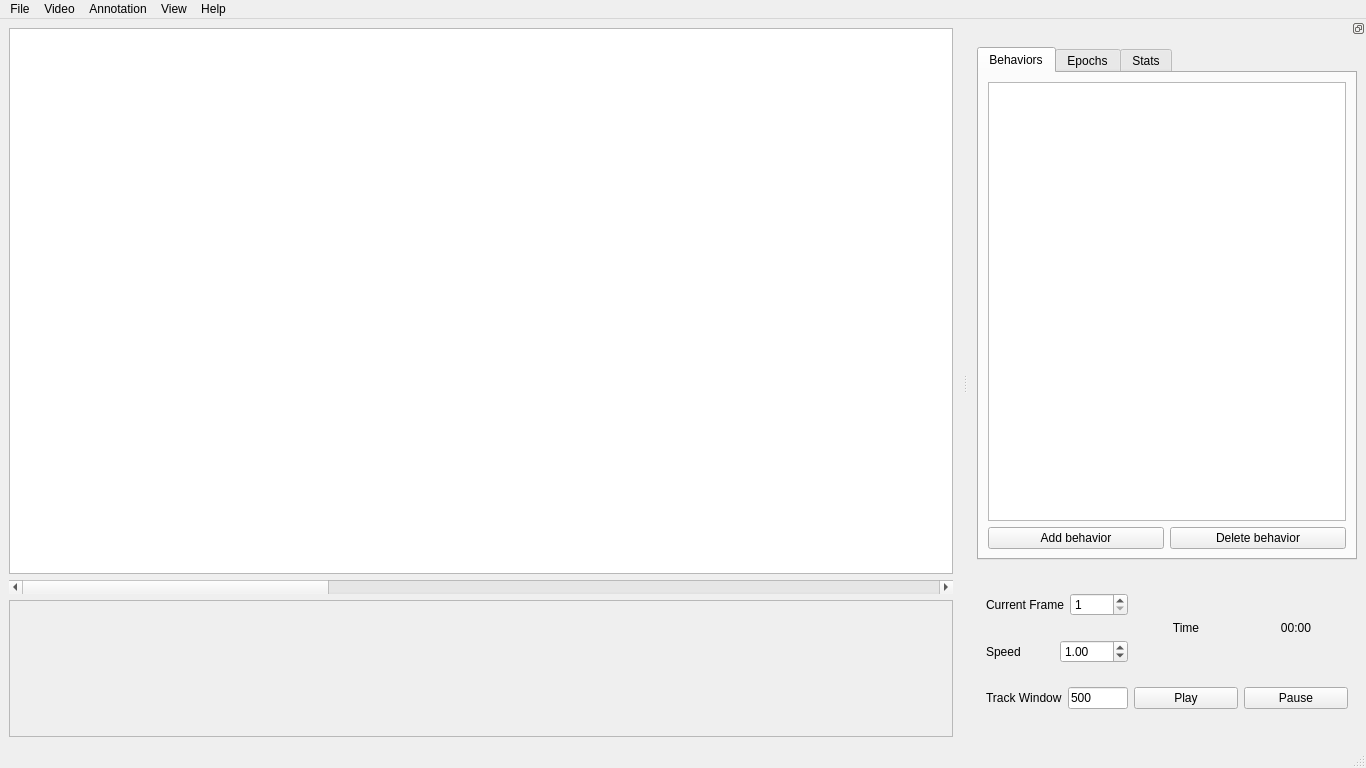
Old version of the form main-window.ui in the repository hsingchien/Bannotator.
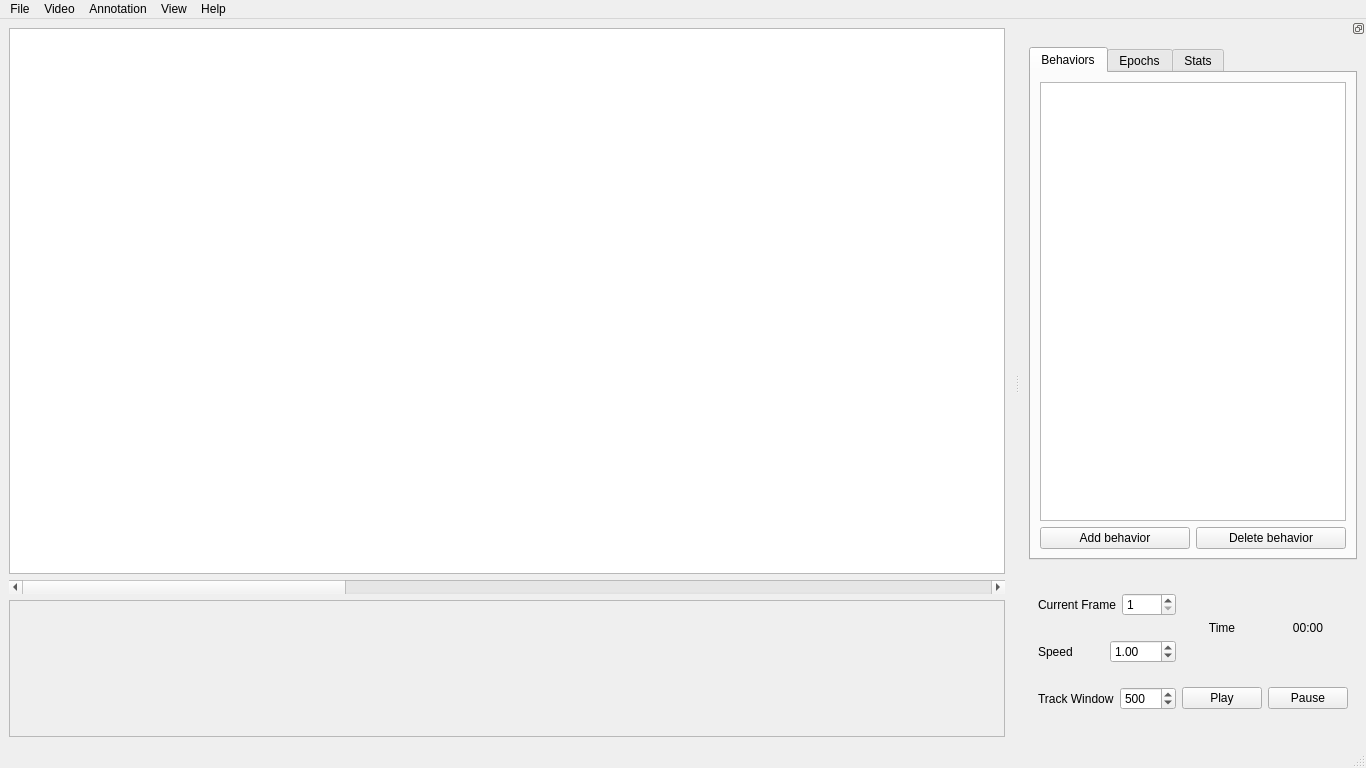
New version of the form. Custom widgets are drawn as their Qt base class.

The edit to the form file:
```diff
--- a/main-window.ui
+++ b/main-window.ui
@@ -14,6 +14,12 @@
    <string>MainWindow</string>
   </property>
   <widget class="QWidget" name="centralwidget">
+   <property name="sizePolicy">
+    <sizepolicy hsizetype="Preferred" vsizetype="Preferred">
+     <horstretch>1</horstretch>
+     <verstretch>0</verstretch>
+    </sizepolicy>
+   </property>
    <layout class="QHBoxLayout" name="horizontalLayout_2" stretch="2">
     <item>
      <layout class="QVBoxLayout" name="display_layout" stretch="16,2,4">
@@ -116,6 +122,12 @@
   </widget>
   <widget class="QStatusBar" name="statusbar"/>
   <widget class="QDockWidget" name="dockWidget">
+   <property name="sizePolicy">
+    <sizepolicy hsizetype="Minimum" vsizetype="Preferred">
+     <horstretch>0</horstretch>
+     <verstretch>0</verstretch>
+    </sizepolicy>
+   </property>
    <property name="floating">
     <bool>false</bool>
    </property>
@@ -129,6 +141,12 @@
     <number>2</number>
    </attribute>
    <widget class="QWidget" name="dockWidgetContents">
+    <property name="sizePolicy">
+     <sizepolicy hsizetype="MinimumExpanding" vsizetype="Preferred">
+      <horstretch>0</horstretch>
+      <verstretch>0</verstretch>
+     </sizepolicy>
+    </property>
     <layout class="QHBoxLayout" name="horizontalLayout_11">
      <item>
       <layout class="QVBoxLayout" name="control_layout" stretch="3,1">
@@ -153,8 +171,14 @@
           <layout class="QVBoxLayout" name="verticalLayout_2">
            <item>
             <widget class="GenericTableView" name="behavior_table">
+             <property name="sizePolicy">
+              <sizepolicy hsizetype="Expanding" vsizetype="Expanding">
+               <horstretch>0</horstretch>
+               <verstretch>0</verstretch>
+              </sizepolicy>
+             </property>
              <property name="horizontalScrollBarPolicy">
-              <enum>Qt::ScrollBarAsNeeded</enum>
+              <enum>Qt::ScrollBarAlwaysOff</enum>
              </property>
             </widget>
            </item>
@@ -329,12 +353,15 @@
                 </widget>
                </item>
                <item>
-                <widget class="IntLineEdit" name="trackwindow_lineEdit">
-                 <property name="text">
-                  <string>500</string>
+                <widget class="QSpinBox" name="track_window_spinbox">
+                 <property name="minimum">
+                  <number>1</number>
                  </property>
-                 <property name="maxLength">
-                  <number>6</number>
+                 <property name="maximum">
+                  <number>1000</number>
+                 </property>
+                 <property name="value">
+                  <number>500</number>
                  </property>
                 </widget>
                </item>
@@ -420,14 +447,6 @@
    <extends>QTableView</extends>
    <header>dataview</header>
   </customwidget>
-  <customwidget>
-   <class>IntLineEdit</class>
-   <extends>QLineEdit</extends>
-   <header>widgets</header>
-   <slots>
-    <signal>valueChanged(int)</signal>
-   </slots>
-  </customwidget>
   <customwidget>
    <class>VideoScrollBar</class>
    <extends>QScrollBar</extends>
```
Left out of the diff: 20 changed lines with no effect on the pictures.
